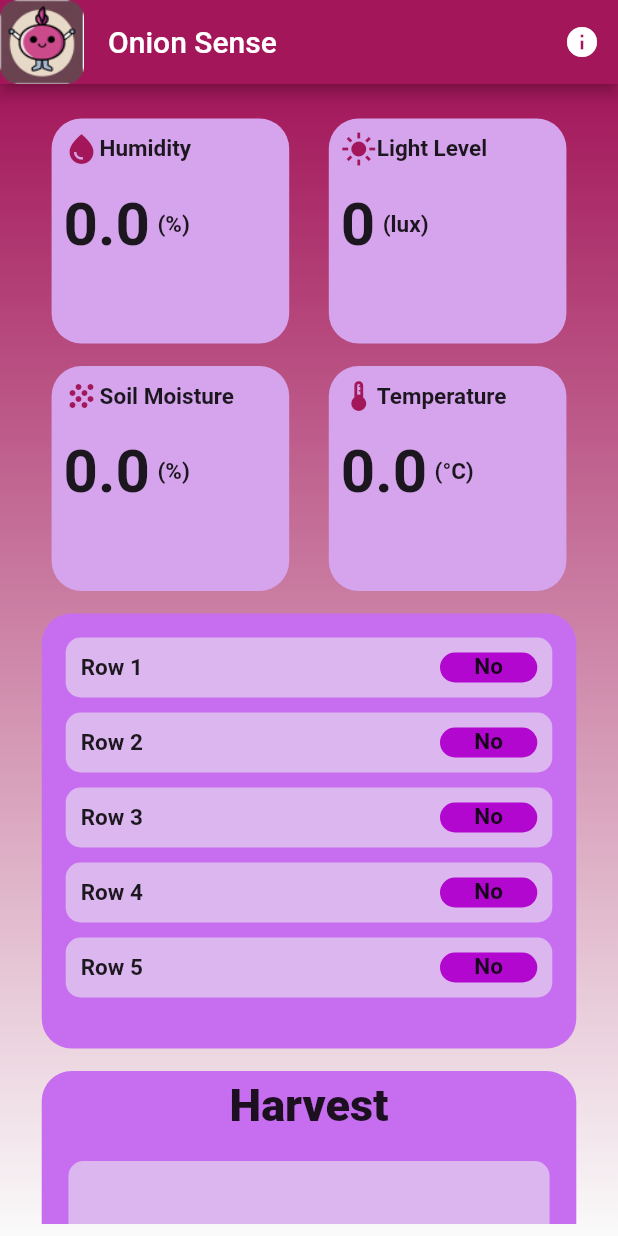
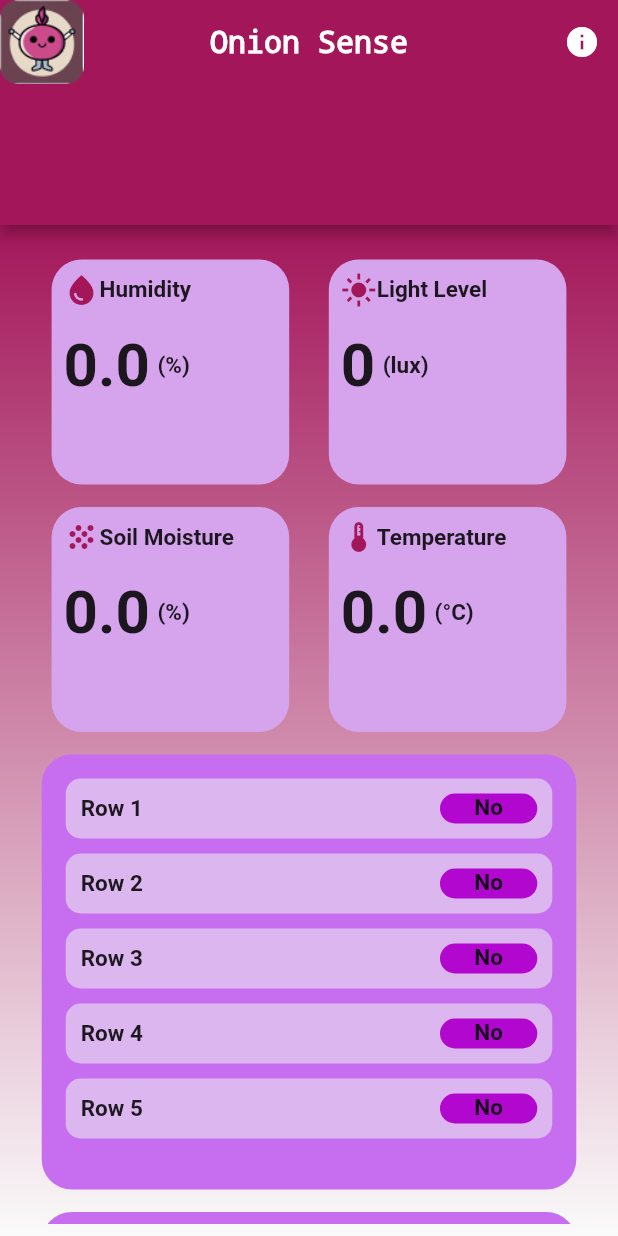
Before and after one commit to Annajosefa/flutter_application_1, a Flutter app: the screen it shows after launch, on a phone screen of 412 x 824 dp. Run offline on Flutter 3.47's test engine with Material 2 defaults, Android fonts, the phone set to English and light mode, and no system bars; our stand-ins replace cloud_firestore, firebase_core, firebase_messaging, fl_chart, flutter_local_notifications; accounts and stored records are empty.

Commit message:
initial commit

```diff
--- a/lib/main.dart
+++ b/lib/main.dart
@@ -9,7 +9,7 @@ import 'package:firebase_messaging/firebase_messaging.dart';
 import 'package:intl/intl.dart';
 import 'package:flutter_application_1/services/notification_service.dart';
 import 'package:flutter_application_1/widget/linechart.dart';
-import 'widget/info.dart';
+import 'package:flutter_application_1/widget/info.dart';
 
 late var fcmKey;
 void main() async {
@@ -48,21 +48,28 @@ class MyApp extends StatelessWidget {
     return MaterialApp(
       title: 'Flutter Demo',
       home: Scaffold(
-          appBar: AppBar(
-            title: Text('Onion Sense'),
+         appBar: PreferredSize(
+          preferredSize: Size.fromHeight(150.0),
+          child: AppBar(
+            centerTitle: true,
+            title: const Text('Onion Sense', style: TextStyle(fontFamily: 'Courier', fontSize: 20, fontWeight: FontWeight.w800),),
             actions: <Widget>[
               IconButton(
                 icon:const Icon(
                   Icons.info_sharp,
                   color: Colors.white,
                 ),
-                onPressed: () {  Navigator.push(context, MaterialPageRoute(builder: (context) => Info()));
+                onPressed: () {  Navigator.push(context, MaterialPageRoute(builder: (context) => Info()),);
                 },
               )
             ],
             backgroundColor: Color(0xFFA3175A),
-            leading: Image.asset('assets/images/logo.png'),
+            leading: Container(
+
+              child: Image.asset('assets/images/logo.png',),
+            ),
           ),
+         ),
           body: const Home(
             humidity_1: [],
             light_1: [],
```
Also changed, not shown: lib/widget/info.dart (+8 -1 lines).
